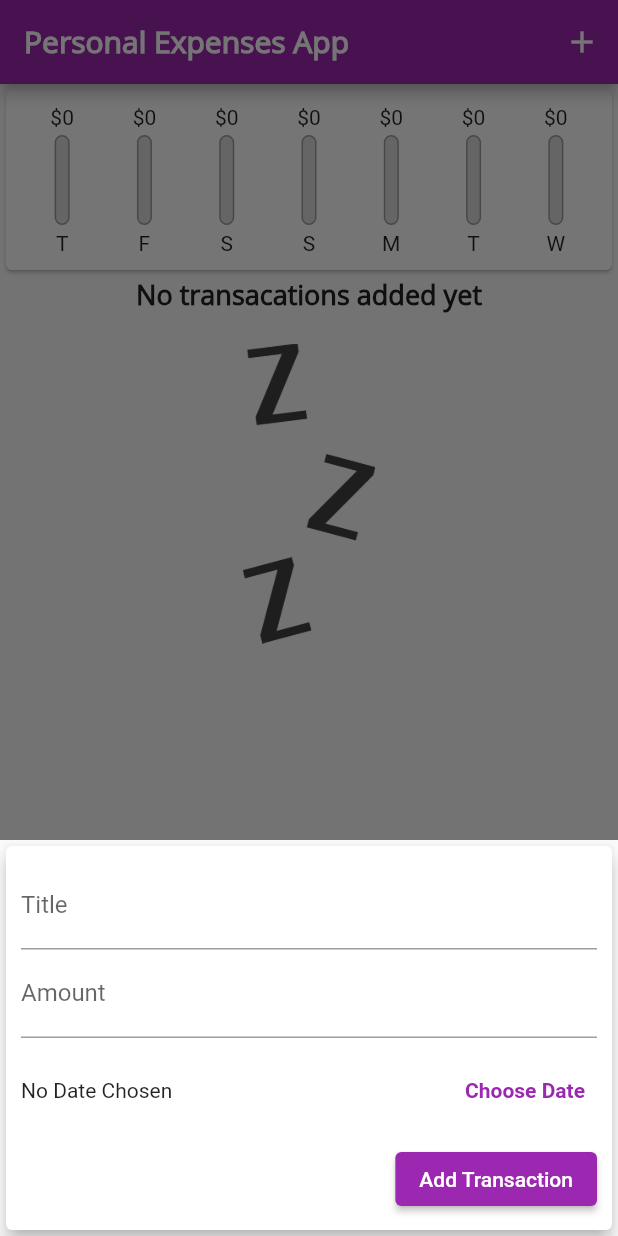
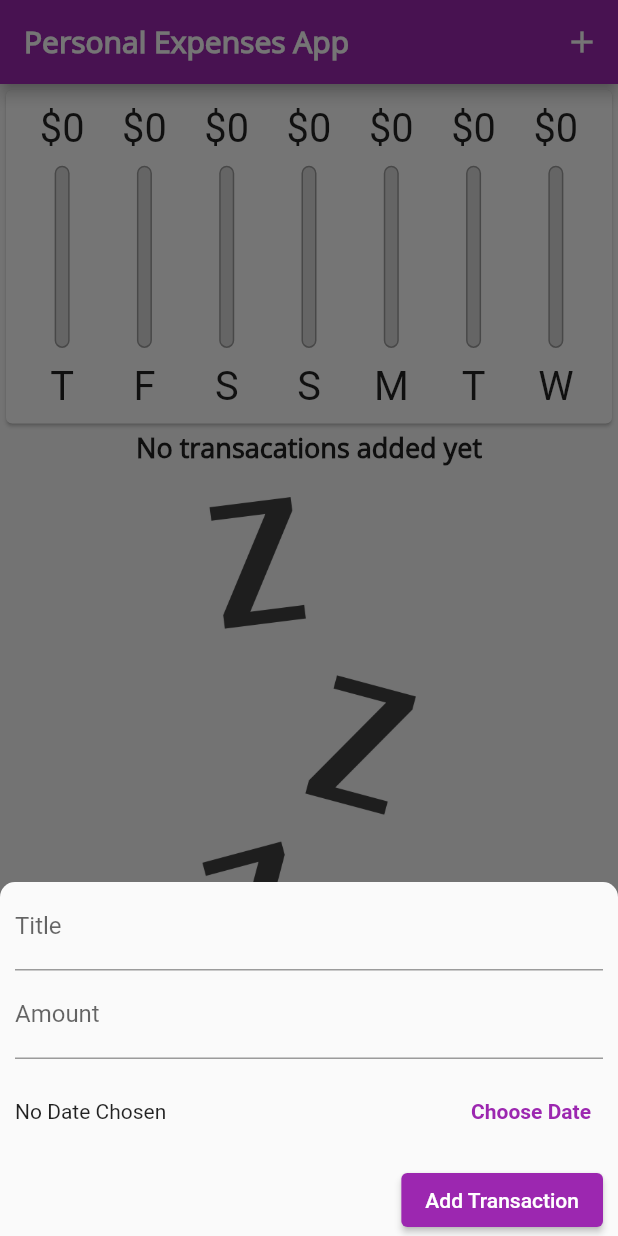
Before and after one commit to bahrie127/course_flutter_udemy_personal_expenses_app, a Flutter app: the screen it shows after launch, after a tap on the "add" icon, on a phone screen of 412 x 824 dp. Run offline on Flutter 3.47's test engine with Material 2 defaults, Android fonts, the phone set to English and light mode, and no system bars.

Commit message:
Responsive and adaptive UI

```diff
--- a/lib/main.dart
+++ b/lib/main.dart
@@ -1,8 +1,12 @@
+import 'dart:io';
+
+import 'package:flutter/cupertino.dart';
 import 'package:flutter/material.dart';
 import './models/transaction.dart';
 import './widgets/new_transaction.dart';
 import './widgets/transaction_list.dart';
 import './widgets/chart.dart';
+import './widgets/app_bar_top.dart';
 
 void main() {
   runApp(MyApp());
@@ -60,6 +64,8 @@ class _MyHomePageState extends State<MyHomePage> {
     // ),
   ];
 
+  bool _showChart = false;
+
   List<Transaction> get _recentTransactions {
     return _transactions.where((element) {
       return element.date.isAfter(
@@ -83,13 +89,22 @@ class _MyHomePageState extends State<MyHomePage> {
     });
   }
 
-  void startAddNewTransaction(BuildContext ctx) {
+  void _startAddNewTransaction(BuildContext ctx) {
+    setState(() {
       showModalBottomSheet(
+        shape: RoundedRectangleBorder(
+        borderRadius: BorderRadius.vertical(top: Radius.circular(10.0))),
+        isScrollControlled: true,
         context: ctx,
         builder: (_) {
-        return NewTransaction(_addNewTransaction);
+          return GestureDetector(
+            child: NewTransaction(_addNewTransaction),
+            onTap: () {},
+            behavior: HitTestBehavior.opaque,
+          );
         },
       );
+    });
   }
 
   void _deleteTransaction(String id) {
@@ -100,30 +115,78 @@ class _MyHomePageState extends State<MyHomePage> {
 
   @override
   Widget build(BuildContext context) {
-    return Scaffold(
-      appBar: AppBar(
-        title: Text('Personal Expenses App'),
-        actions: [
-          IconButton(
-            icon: Icon(Icons.add),
-            onPressed: () => startAddNewTransaction(context),
+    final mediaQuery = MediaQuery.of(context);
+    final isLandscape = mediaQuery.orientation == Orientation.landscape;
+    final appBar = AppBarTop(_startAddNewTransaction);
+    final txListWidget = Container(
+      height: (mediaQuery.size.height -
+              appBar.preferredSize.height -
+              mediaQuery.padding.top) *
+          0.7,
+      child: TransactionList(_transactions, _deleteTransaction),
+    );
+
+    final pageBody = SafeArea(
+      child: SingleChildScrollView(
+        child: Column(
+          crossAxisAlignment: CrossAxisAlignment.stretch,
+          children: [
+            if (isLandscape)
+              Row(
+                mainAxisAlignment: MainAxisAlignment.center,
+                children: [
+                  Text(
+                    'Show Chart',
+                    style: Theme.of(context).textTheme.headline6,
+                  ),
+                  Switch.adaptive(
+                    activeColor: Theme.of(context).primaryColor,
+                    value: _showChart,
+                    onChanged: (val) {
+                      setState(() {
+                        _showChart = val;
+                      });
+                    },
                   ),
                 ],
               ),
-      body: SingleChildScrollView(
-        child: Column(
-          //mainAxisAlignment: MainAxisAlignment.spaceAround,
-          crossAxisAlignment: CrossAxisAlignment.stretch,
-          children: [
-            Chart(_recentTransactions),
-            TransactionList(_transactions, _deleteTransaction),
+            if (!isLandscape)
+              Container(
+                height: (mediaQuery.size.height -
+                        appBar.preferredSize.height -
+                        mediaQuery.padding.top) *
+                    0.3,
+                child: Chart(_recentTransactions),
+              ),
+            if (!isLandscape) txListWidget,
+            if (isLandscape)
+              _showChart
+                  ? Container(
+                      height: (mediaQuery.size.height -
+                              appBar.preferredSize.height -
+                              mediaQuery.padding.top) *
+                          0.7,
+                      child: Chart(_recentTransactions),
+                    )
+                  : txListWidget
           ],
         ),
       ),
-      floatingActionButtonLocation: FloatingActionButtonLocation.centerFloat,
+    );
+
+    return Platform.isIOS
+        ? CupertinoPageScaffold(
+            child: pageBody,
+            navigationBar: appBar,
+          )
+        : Scaffold(
+            appBar: appBar,
+            body: pageBody,
+            floatingActionButtonLocation:
+                FloatingActionButtonLocation.centerFloat,
             floatingActionButton: FloatingActionButton(
               child: Icon(Icons.add),
-        onPressed: () => startAddNewTransaction(context),
+              onPressed: () => _startAddNewTransaction(context),
             ),
           );
   }
--- /dev/null
+++ b/lib/widgets/adaptive_flat_button.dart
@@ -0,0 +1,37 @@
+import 'dart:io';
+
+import 'package:flutter/material.dart';
+import 'package:flutter/cupertino.dart';
+
+class AdaptiveFlatButton extends StatelessWidget {
+  final String text;
+  final VoidCallback handler;
+
+  AdaptiveFlatButton(this.text, this.handler);
+
+  @override
+  Widget build(BuildContext context) {
+    return Platform.isIOS
+        ? CupertinoButton(
+            child: Text(
+              text,
+              style: TextStyle(
+                fontWeight: FontWeight.bold,
+              ),
+            ),
+            onPressed: handler,
+          )
+        : TextButton(
+            onPressed: handler,
+            child: Text(
+              text,
+              style: TextStyle(
+                fontWeight: FontWeight.bold,
+              ),
+            ),
+            style: TextButton.styleFrom(
+              primary: Theme.of(context).primaryColor,
+            ),
+          );
+  }
+}
--- /dev/null
+++ b/lib/widgets/app_bar_top.dart
@@ -0,0 +1,48 @@
+import 'dart:io';
+
+import 'package:flutter/material.dart';
+import 'package:flutter/cupertino.dart';
+
+typedef CtxFunc = void Function(BuildContext);
+
+class AppBarTop extends StatelessWidget implements ObstructingPreferredSizeWidget{
+  final CtxFunc handler;
+
+  AppBarTop(this.handler);
+
+  @override
+  Widget build(BuildContext context) {
+    return Platform.isIOS
+        ? CupertinoNavigationBar(
+            middle: Text(
+              'Personal Expenses',
+            ),
+            trailing: Row(
+              mainAxisSize: MainAxisSize.min,
+              children: [
+                GestureDetector(
+                  child: Icon(CupertinoIcons.add),
+                  onTap: () => handler(context),
+                ),
+              ],
+            ),
+          )
+        : AppBar(
+            title: Text('Personal Expenses App'),
+            actions: [
+              IconButton(
+                icon: Icon(Icons.add),
+                onPressed: () => handler(context),
+              ),
+            ],
+          );
+  }
+
+  @override
+  Size get preferredSize => Size.fromHeight(AppBar().preferredSize.height);
+
+  @override
+  bool shouldFullyObstruct(BuildContext context) {
+    return true;
+  }
+}
--- a/lib/widgets/chart_bar.dart
+++ b/lib/widgets/chart_bar.dart
@@ -9,16 +9,21 @@ class ChartBar extends StatelessWidget {
 
   @override
   Widget build(BuildContext context) {
+    return LayoutBuilder(
+      builder: (ctx, constraints) {
         return Column(
           children: <Widget>[
-        FittedBox(
+            Container(
+              height: constraints.maxHeight * 0.15,
+              child: FittedBox(
                 child: Text('\$${spendingAmount.toStringAsFixed(0)}'),
               ),
+            ),
             SizedBox(
-          height: 4,
+              height: constraints.maxHeight * 0.05,
             ),
             Container(
-          height: 60,
+              height: constraints.maxHeight * 0.6,
               width: 10,
               child: Stack(
                 children: <Widget>[
@@ -42,10 +47,17 @@ class ChartBar extends StatelessWidget {
               ),
             ),
             SizedBox(
-          height: 4,
+              height: constraints.maxHeight * 0.05,
             ),
-        Text(label),
+            Container(
+              height: constraints.maxHeight * 0.15,
+              child: FittedBox(
+                child: Text(label),
+              ),
+            ),
           ],
+        );
+      },
     );
   }
 }
--- a/lib/widgets/new_transaction.dart
+++ b/lib/widgets/new_transaction.dart
@@ -1,5 +1,6 @@
 import 'package:flutter/material.dart';
 import 'package:intl/intl.dart';
+import '../widgets/adaptive_flat_button.dart';
 
 typedef InputVoidFunc = void Function(String, double, DateTime);
 
@@ -57,13 +58,11 @@ class _NewTransactionState extends State<NewTransaction> {
 
   @override
   Widget build(BuildContext context) {
-    return Card(
-      elevation: 5,
-      child: Container(
-        padding: EdgeInsets.all(10),
-        child: SingleChildScrollView(
+    return Padding(
+      padding: EdgeInsets.symmetric(horizontal: 10),
       child: Column(
         crossAxisAlignment: CrossAxisAlignment.end,
+        mainAxisSize: MainAxisSize.min,
         children: [
           TextField(
             decoration: InputDecoration(labelText: 'Title'),
@@ -85,18 +84,7 @@ class _NewTransactionState extends State<NewTransaction> {
                       ? 'No Date Chosen'
                       : 'Picket Date: ${DateFormat.yMd().format(_selectedDate!)}'),
                 ),
-                    TextButton(
-                      onPressed: _presentDatePicker,
-                      child: Text(
-                        'Choose Date',
-                        style: TextStyle(
-                          fontWeight: FontWeight.bold,
-                        ),
-                      ),
-                      style: TextButton.styleFrom(
-                        primary: Theme.of(context).primaryColor,
-                      ),
-                    ),
+                AdaptiveFlatButton('Choose Date', _presentDatePicker),
               ],
             ),
           ),
@@ -109,8 +97,6 @@ class _NewTransactionState extends State<NewTransaction> {
           ),
         ],
       ),
-        ),
-      ),
     );
   }
 }
--- a/lib/widgets/transaction_list.dart
+++ b/lib/widgets/transaction_list.dart
@@ -3,6 +3,7 @@ import '../models/transaction.dart';
 import 'package:intl/intl.dart';
 
 typedef DelFunc = void Function(String);
+
 class TransactionList extends StatelessWidget {
   final List<Transaction> transactions;
   final DelFunc deleteTx;
@@ -14,7 +15,9 @@ class TransactionList extends StatelessWidget {
     return Container(
       height: 450,
       child: transactions.isEmpty
-          ? Column(
+          ? LayoutBuilder(
+              builder: (ctx, constraints) {
+                return Column(
                   children: [
                     Text(
                       'No transacations added yet',
@@ -24,12 +27,14 @@ class TransactionList extends StatelessWidget {
                       height: 20,
                     ),
                     Container(
-                    height: 200,
+                        height: constraints.maxHeight * 0.6,
                         child: Image.asset(
                           'assets/images/waiting.png',
                           fit: BoxFit.cover,
                         )),
                   ],
+                );
+              },
             )
           : ListView.builder(
               itemBuilder: (ctx, index) {
@@ -56,7 +61,13 @@ class TransactionList extends StatelessWidget {
                     subtitle: Text(
                       DateFormat.yMMMd().format(transactions[index].date),
                     ),
-                    trailing: IconButton(
+                    trailing: MediaQuery.of(context).size.width > 460
+                        ? TextButton.icon(
+                            icon: Icon(Icons.delete),
+                            onPressed: () => deleteTx(transactions[index].id),
+                            label: Text('Delete'),
+                          )
+                        : IconButton(
                             icon: Icon(Icons.delete),
                             onPressed: () => deleteTx(transactions[index].id),
                           ),
```
Lines whose indentation alone changed are shown as unchanged.
